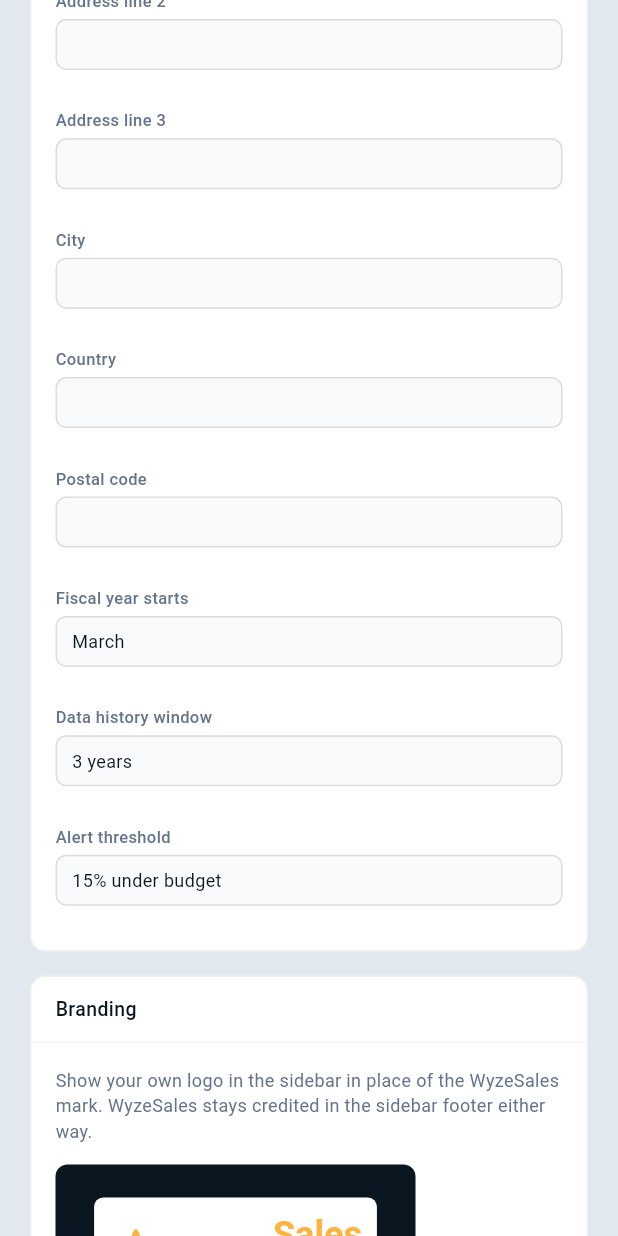
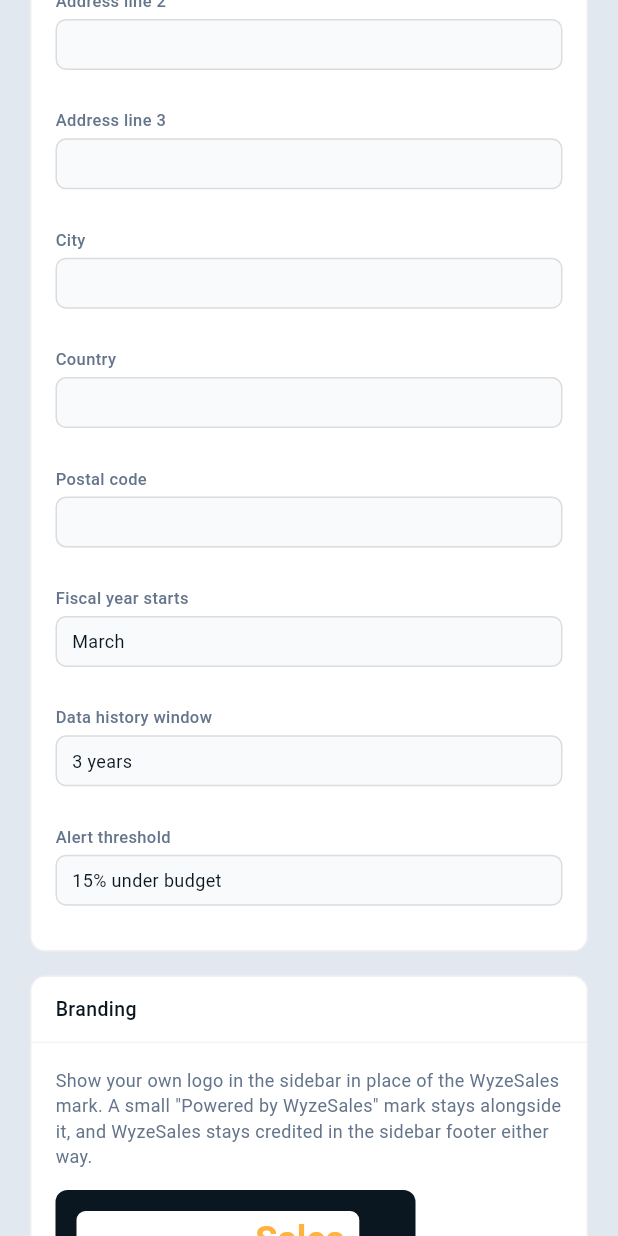
Before and after one commit to AppWyze/wyzesales, a Flutter app: the _CompanyTab widget shown alone on an empty page, opened directly with empty values, scrolled down 576 dp, on a phone screen of 412 x 824 dp. Run offline on Flutter 3.47's test engine with Material 3 defaults, Android fonts, the phone set to English and light mode, and no system bars; our stand-ins replace csv, data_table_2, flutter_riverpod, go_router, pdf, shared_preferences and 1 more; missing offline and left inert: dart:html, file_saver; accounts and stored records are empty; network calls fail; statements that could not run were skipped.

Commit message:
Show a "Powered by WyzeSales" mark alongside a client's logo
Craig: "the Wyzesales logo, branding and identity is lost" once a
client's own logo replaces the sidebar mark — the only remaining
credit was a muted footer line far from the logo. Adds a
PoweredByWyzeSales widget (reuses the real AppLogo mark, scaled down)
shown directly beneath a client's logo in the sidebar and in the
Branding card's own preview, matching the "Powered by X" pattern.

Co-Authored-By: Claude Sonnet 5 <noreply@anthropic.com>
Claude-Session: https://claude.ai/code/session_01QHwPFiGFbLTwQV6idLSpES

```diff
--- a/lib/features/settings/screens/settings_screen.dart
+++ b/lib/features/settings/screens/settings_screen.dart
@@ -377,18 +377,35 @@ class _CompanyTabState extends ConsumerState<_CompanyTab> {
         children: [
           Text(
             'Show your own logo in the sidebar in place of the WyzeSales mark. '
-            'WyzeSales stays credited in the sidebar footer either way.',
+            'A small "Powered by WyzeSales" mark stays alongside it, and WyzeSales '
+            'stays credited in the sidebar footer either way.',
             style: TextStyle(fontSize: 12, color: isDark ? AppColors.darkTextSecondary : AppColors.lightTextSecondary),
           ),
           const SizedBox(height: 14),
           Container(
             width: 240,
-            height: 96,
+            padding: const EdgeInsets.all(14),
             decoration: BoxDecoration(color: AppColors.navyDeep, borderRadius: BorderRadius.circular(8)),
-            alignment: Alignment.center,
-            child: logoUrl != null
-                ? ClientLogoMark(logoUrl: logoUrl, onDarkBackground: client.logoBackground == 'dark', height: 40, maxWidth: 180)
-                : const AppLogo(iconSize: 28, fontSize: 16, onDark: true),
+            child: Column(
+              crossAxisAlignment: CrossAxisAlignment.start,
+              mainAxisSize: MainAxisSize.min,
+              children: [
+                SizedBox(
+                  height: 40,
+                  child: logoUrl != null
+                      ? ClientLogoMark(logoUrl: logoUrl, onDarkBackground: client.logoBackground == 'dark', height: 40, maxWidth: 180)
+                      : const AppLogo(iconSize: 28, fontSize: 16, onDark: true),
+                ),
+                // Same "only next to an actual client logo, not the stock
+                // WyzeSales mark itself" condition _Sidebar uses
+                // (app_shell.dart) — this preview should show exactly what
+                // the sidebar will, not just an approximation of it.
+                if (logoUrl != null) ...[
+                  const SizedBox(height: 8),
+                  const PoweredByWyzeSales(),
+                ],
+              ],
+            ),
           ),
           const SizedBox(height: 14),
           Row(
--- a/lib/shared/widgets/app_logo.dart
+++ b/lib/shared/widgets/app_logo.dart
@@ -1,5 +1,47 @@
 import 'package:flutter/material.dart';
 import '../../core/theme/app_theme.dart';
+
+/// A compact "Powered by WyzeSales" attribution — 2026-09-04
+/// (Wyzesales_Rebuild_Decisions.md Section 85), added right after Craig saw
+/// the client-logo feature (Section 83) live and pushed back: "the Wyzesales
+/// logo, branding and identity is lost." His concern was specifically about
+/// the actual MARK disappearing once a client's own logo takes over the
+/// sidebar's primary slot — the sidebar's small version/copyright line at
+/// the very bottom ("WyzeSales v0.1 · © 2026 WyzeSales", `_ProfileFooter`,
+/// app_shell.dart) technically still names WyzeSales, but it sits far from
+/// the client's logo, in muted text, next to Sign Out — easy to miss
+/// entirely, which is exactly what happened. This reuses the real `AppLogo`
+/// mark itself, just smaller, immediately next to wherever a client's own
+/// logo is shown (`_Sidebar`, app_shell.dart; the Branding card's own
+/// preview, settings_screen.dart) — the standard co-branding attribution
+/// pattern ("Powered by Stripe", "Built on Shopify"): small, but always
+/// present right beside the partner's own branding, not relegated to a
+/// distant footer.
+class PoweredByWyzeSales extends StatelessWidget {
+  const PoweredByWyzeSales({super.key, this.onDark = true});
+
+  /// True when rendering against a dark ground (the sidebar's navy) — same
+  /// parameter AppLogo itself takes, threaded straight through.
+  final bool onDark;
+
+  @override
+  Widget build(BuildContext context) {
+    return Row(
+      mainAxisSize: MainAxisSize.min,
+      children: [
+        Text(
+          'Powered by ',
+          style: TextStyle(
+            fontSize: 10,
+            fontWeight: FontWeight.w500,
+            color: onDark ? Colors.white54 : AppColors.lightTextSecondary,
+          ),
+        ),
+        AppLogo(iconSize: 14, fontSize: 11, onDark: onDark),
+      ],
+    );
+  }
+}
 
 /// Shared brand mark — the "Signal Spark" icon (a hex badge with a
 /// heartbeat-style pulse line through it) plus a two-tone "Wyze"/"Sales"
```
Also changed, not shown: lib/shared/widgets/app_shell.dart (+16 -1 lines).
